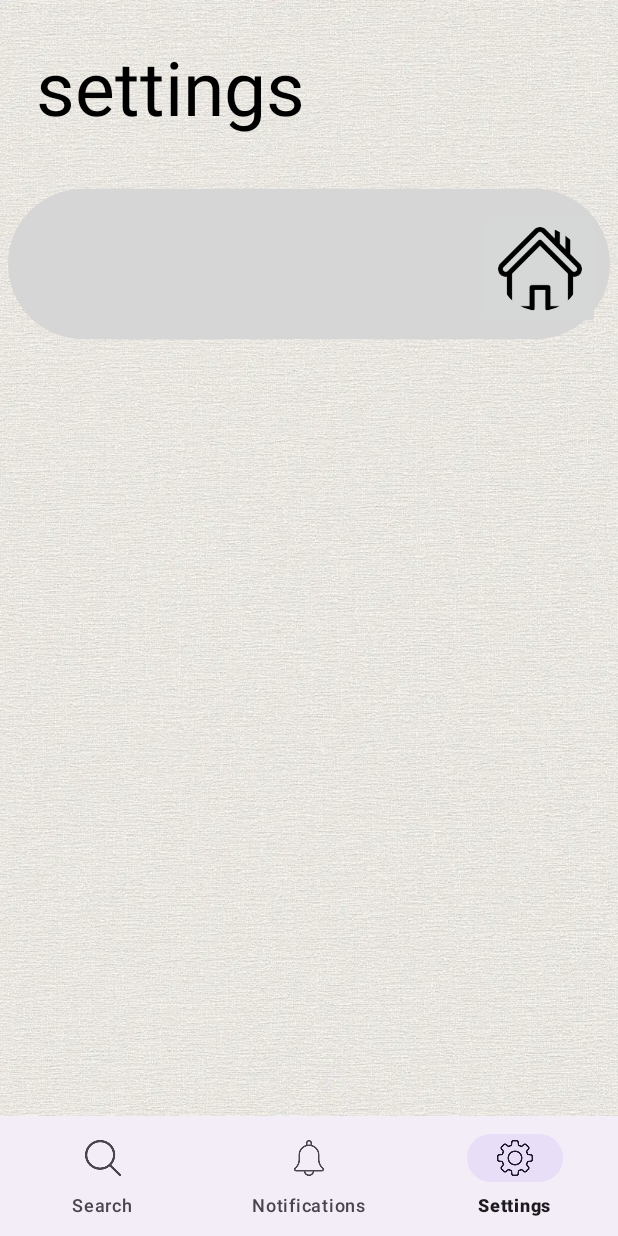
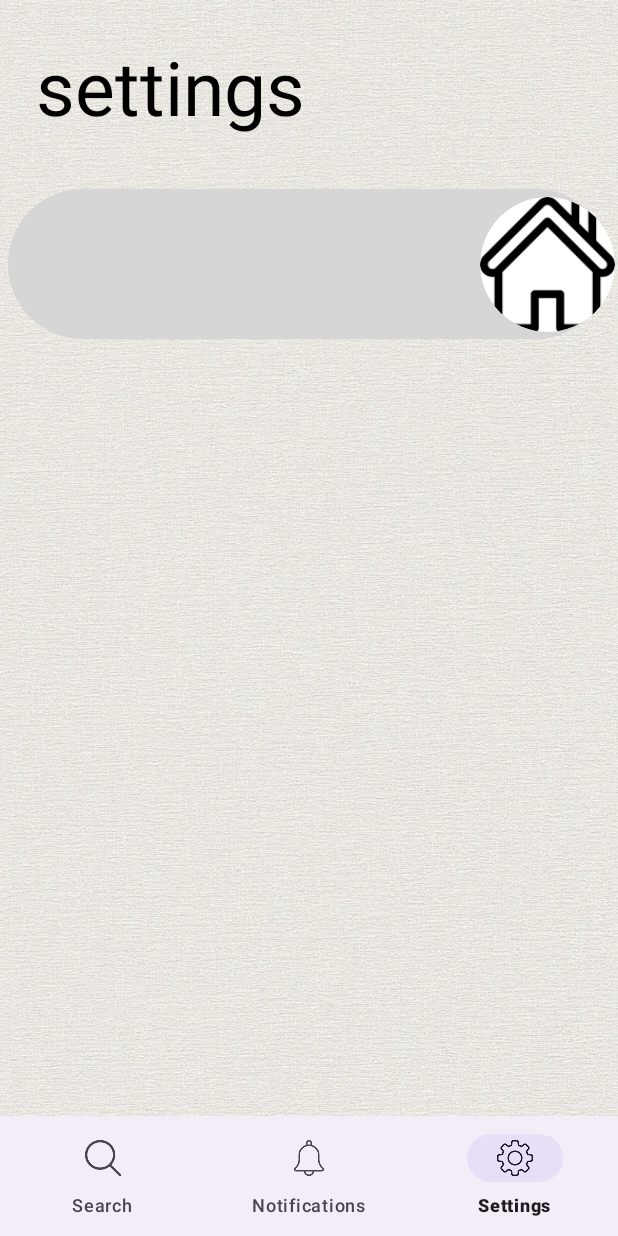
Before and after one commit to OrKat2007/ProConnect0, an Android app: the fragment user_settings placed in its activity, item 3 of the bottom bar chosen, on a phone screen of 412 x 824 dp. Run offline under Robolectric (Android 15) with nearby library versions, the phone set to English and light mode, and no system bars; our stand-ins replace Firebase (no records; nobody signed in at launch, a user with empty details on screens opened directly).

Commit message:
round shape

```diff
--- a/app/src/main/AndroidManifest.xml
+++ b/app/src/main/AndroidManifest.xml
@@ -21,6 +21,7 @@
         android:label="@string/app_name"
         android:roundIcon="@mipmap/ic_launcher_round"
         android:supportsRtl="true"
+        android:usesCleartextTraffic="true"
         android:theme="@style/Theme.ProConnect"
         tools:targetApi="31">
         <activity
--- /dev/null
+++ b/app/src/main/res/drawable/round_image.xml
@@ -0,0 +1,5 @@
+<?xml version="1.0" encoding="utf-8"?>
+<shape xmlns:android="http://schemas.android.com/apk/res/android">
+    <corners android:radius="100pt"/>
+    <solid android:color="@color/white"/>
+</shape>
--- a/app/src/main/res/layout/fragment_user_settings.xml
+++ b/app/src/main/res/layout/fragment_user_settings.xml
@@ -37,11 +37,14 @@
 
         <ImageButton
             android:id="@+id/profileImage"
-            android:layout_width="80dp"
-            android:layout_height="80dp"
+            android:layout_width="90dp"
+            android:layout_height="90dp"
             android:layout_marginStart="320dp"
-            android:layout_marginTop="-95dp"
-            android:src="@drawable/home"
+            android:layout_marginTop="-103dp"
+            android:background="@drawable/round_image"
+            android:clipToOutline="true"
+            android:scaleType="centerCrop"
+            android:src="@drawable/proconnecticon"
             app:layout_constraintStart_toStartOf="parent"
             app:layout_constraintTop_toBottomOf="@+id/imageView" />
 
```
Also changed, not shown: app/src/main/java/com/example/proconnect/user_settings.java (line endings or trailing spaces).
